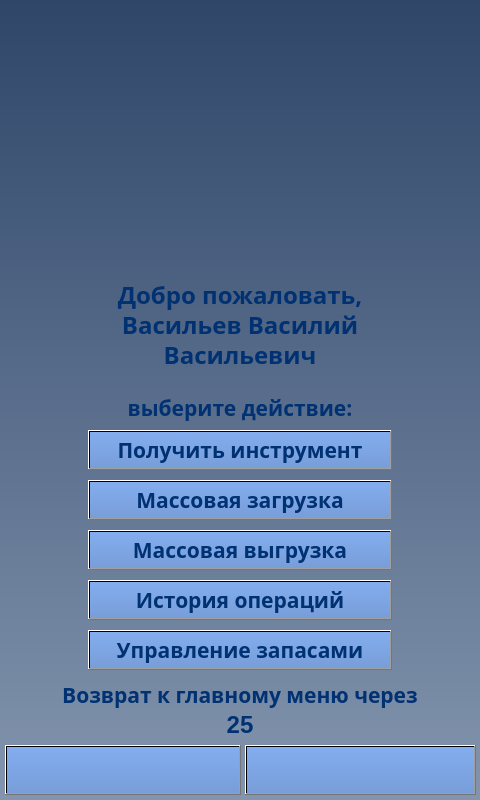
Old version of the form client/GUI/ui/screen_14_stockman.ui in the repository komrade2801/AutoSklad.
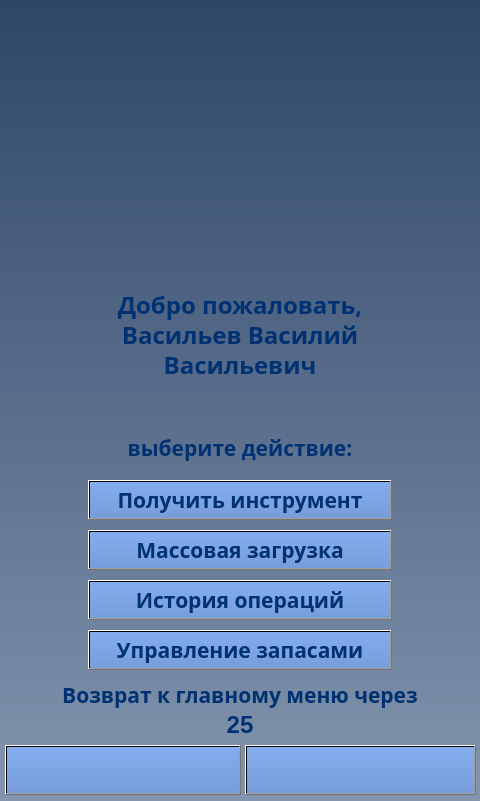
New version of the form. Icons and pictures are not drawn.

Commit message: Removed Mass Drop button

Diff of the .ui file:
```diff
--- a/client/GUI/ui/screen_14_stockman.ui
+++ b/client/GUI/ui/screen_14_stockman.ui
@@ -7,7 +7,7 @@
     <x>0</x>
     <y>0</y>
     <width>480</width>
-    <height>800</height>
+    <height>801</height>
    </rect>
   </property>
   <property name="windowTitle">
@@ -20,7 +20,7 @@
    <property name="geometry">
     <rect>
      <x>95</x>
-     <y>280</y>
+     <y>290</y>
      <width>290</width>
      <height>30</height>
     </rect>
@@ -115,6 +115,15 @@
         </gradient>
        </brush>
       </colorrole>
+      <colorrole role="PlaceholderText">
+       <brush brushstyle="NoBrush">
+        <color alpha="128">
+         <red>0</red>
+         <green>49</green>
+         <blue>114</blue>
+        </color>
+       </brush>
+      </colorrole>
      </active>
      <inactive>
       <colorrole role="WindowText">
@@ -204,6 +213,15 @@
         </gradient>
        </brush>
       </colorrole>
+      <colorrole role="PlaceholderText">
+       <brush brushstyle="NoBrush">
+        <color alpha="128">
+         <red>0</red>
+         <green>49</green>
+         <blue>114</blue>
+        </color>
+       </brush>
+      </colorrole>
      </inactive>
      <disabled>
       <colorrole role="WindowText">
@@ -293,6 +311,15 @@
         </gradient>
        </brush>
       </colorrole>
+      <colorrole role="PlaceholderText">
+       <brush brushstyle="NoBrush">
+        <color alpha="128">
+         <red>0</red>
+         <green>49</green>
+         <blue>114</blue>
+        </color>
+       </brush>
+      </colorrole>
      </disabled>
     </palette>
    </property>
@@ -319,7 +346,7 @@
    <property name="geometry">
     <rect>
      <x>95</x>
-     <y>340</y>
+     <y>350</y>
      <width>290</width>
      <height>30</height>
     </rect>
@@ -414,6 +441,15 @@
         </gradient>
        </brush>
       </colorrole>
+      <colorrole role="PlaceholderText">
+       <brush brushstyle="NoBrush">
+        <color alpha="128">
+         <red>0</red>
+         <green>49</green>
+         <blue>114</blue>
+        </color>
+       </brush>
+      </colorrole>
      </active>
      <inactive>
       <colorrole role="WindowText">
@@ -503,6 +539,15 @@
         </gradient>
        </brush>
       </colorrole>
+      <colorrole role="PlaceholderText">
+       <brush brushstyle="NoBrush">
+        <color alpha="128">
+         <red>0</red>
+         <green>49</green>
+         <blue>114</blue>
+        </color>
+       </brush>
+      </colorrole>
      </inactive>
      <disabled>
       <colorrole role="WindowText">
@@ -592,6 +637,15 @@
         </gradient>
        </brush>
       </colorrole>
+      <colorrole role="PlaceholderText">
+       <brush brushstyle="NoBrush">
+        <color alpha="128">
+         <red>0</red>
+         <green>49</green>
+         <blue>114</blue>
+        </color>
+       </brush>
+      </colorrole>
      </disabled>
     </palette>
    </property>
@@ -917,7 +971,7 @@
    <property name="geometry">
     <rect>
      <x>95</x>
-     <y>310</y>
+     <y>320</y>
      <width>290</width>
      <height>30</height>
     </rect>
@@ -1012,6 +1066,15 @@
         </gradient>
        </brush>
       </colorrole>
+      <colorrole role="PlaceholderText">
+       <brush brushstyle="NoBrush">
+        <color alpha="128">
+         <red>0</red>
+         <green>49</green>
+         <blue>114</blue>
+        </color>
+       </brush>
+      </colorrole>
      </active>
      <inactive>
       <colorrole role="WindowText">
@@ -1101,6 +1164,15 @@
         </gradient>
        </brush>
       </colorrole>
+      <colorrole role="PlaceholderText">
+       <brush brushstyle="NoBrush">
+        <color alpha="128">
+         <red>0</red>
+         <green>49</green>
+         <blue>114</blue>
+        </color>
+       </brush>
+      </colorrole>
      </inactive>
      <disabled>
       <colorrole role="WindowText">
@@ -1190,6 +1262,15 @@
         </gradient>
        </brush>
       </colorrole>
+      <colorrole role="PlaceholderText">
+       <brush brushstyle="NoBrush">
+        <color alpha="128">
+         <red>0</red>
+         <green>49</green>
+         <blue>114</blue>
+        </color>
+       </brush>
+      </colorrole>
      </disabled>
     </palette>
    </property>
@@ -1212,308 +1293,6 @@
     <set>Qt::AlignCenter</set>
    </property>
   </widget>
-  <widget class="QPushButton" name="btn_mass_drop">
-   <property name="geometry">
-    <rect>
-     <x>88</x>
-     <y>530</y>
-     <width>304</width>
-     <height>40</height>
-    </rect>
-   </property>
-   <property name="palette">
-    <palette>
-     <active>
-      <colorrole role="WindowText">
-       <brush brushstyle="SolidPattern">
-        <color alpha="255">
-         <red>0</red>
-         <green>49</green>
-         <blue>114</blue>
-        </color>
-       </brush>
-      </colorrole>
-      <colorrole role="Button">
-       <brush brushstyle="LinearGradientPattern">
-        <gradient startx="0.500000000000000" starty="0.000000000000000" endx="0.500000000000000" endy="1.000000000000000" type="LinearGradient" spread="PadSpread" coordinatemode="ObjectBoundingMode">
-         <gradientstop position="0.000000000000000">
-          <color alpha="255">
-           <red>131</red>
-           <green>173</green>
-           <blue>239</blue>
-          </color>
-         </gradientstop>
-         <gradientstop position="1.000000000000000">
-          <color alpha="255">
-           <red>120</red>
-           <green>158</green>
-           <blue>217</blue>
-          </color>
-         </gradientstop>
-        </gradient>
-       </brush>
-      </colorrole>
-      <colorrole role="Text">
-       <brush brushstyle="SolidPattern">
-        <color alpha="255">
-         <red>0</red>
-         <green>49</green>
-         <blue>114</blue>
-        </color>
-       </brush>
-      </colorrole>
-      <colorrole role="ButtonText">
-       <brush brushstyle="SolidPattern">
-        <color alpha="255">
-         <red>0</red>
-         <green>49</green>
-         <blue>114</blue>
-        </color>
-       </brush>
-      </colorrole>
-      <colorrole role="Base">
-       <brush brushstyle="LinearGradientPattern">
-        <gradient startx="0.500000000000000" starty="0.000000000000000" endx="0.500000000000000" endy="1.000000000000000" type="LinearGradient" spread="PadSpread" coordinatemode="ObjectBoundingMode">
-         <gradientstop position="0.000000000000000">
-          <color alpha="255">
-           <red>131</red>
-           <green>173</green>
-           <blue>239</blue>
-          </color>
-         </gradientstop>
-         <gradientstop position="1.000000000000000">
-          <color alpha="255">
-           <red>120</red>
-           <green>158</green>
-           <blue>217</blue>
-          </color>
-         </gradientstop>
-        </gradient>
-       </brush>
-      </colorrole>
-      <colorrole role="Window">
-       <brush brushstyle="LinearGradientPattern">
-        <gradient startx="0.500000000000000" starty="0.000000000000000" endx="0.500000000000000" endy="1.000000000000000" type="LinearGradient" spread="PadSpread" coordinatemode="ObjectBoundingMode">
-         <gradientstop position="0.000000000000000">
-          <color alpha="255">
-           <red>131</red>
-           <green>173</green>
-           <blue>239</blue>
-          </color>
-         </gradientstop>
-         <gradientstop position="1.000000000000000">
-          <color alpha="255">
-           <red>120</red>
-           <green>158</green>
-           <blue>217</blue>
-          </color>
-         </gradientstop>
-        </gradient>
-       </brush>
-      </colorrole>
-     </active>
-     <inactive>
-      <colorrole role="WindowText">
-       <brush brushstyle="SolidPattern">
-        <color alpha="255">
-         <red>0</red>
-         <green>49</green>
-         <blue>114</blue>
-        </color>
-       </brush>
-      </colorrole>
-      <colorrole role="Button">
-       <brush brushstyle="LinearGradientPattern">
-        <gradient startx="0.500000000000000" starty="0.000000000000000" endx="0.500000000000000" endy="1.000000000000000" type="LinearGradient" spread="PadSpread" coordinatemode="ObjectBoundingMode">
-         <gradientstop position="0.000000000000000">
-          <color alpha="255">
-           <red>131</red>
-           <green>173</green>
-           <blue>239</blue>
-          </color>
-         </gradientstop>
-         <gradientstop position="1.000000000000000">
-          <color alpha="255">
-           <red>120</red>
-           <green>158</green>
-           <blue>217</blue>
-          </color>
-         </gradientstop>
-        </gradient>
-       </brush>
-      </colorrole>
-      <colorrole role="Text">
-       <brush brushstyle="SolidPattern">
-        <color alpha="255">
-         <red>0</red>
-         <green>49</green>
-         <blue>114</blue>
-        </color>
-       </brush>
-      </colorrole>
-      <colorrole role="ButtonText">
-       <brush brushstyle="SolidPattern">
-        <color alpha="255">
-         <red>0</red>
-         <green>49</green>
-         <blue>114</blue>
-        </color>
-       </brush>
-      </colorrole>
-      <colorrole role="Base">
-       <brush brushstyle="LinearGradientPattern">
-        <gradient startx="0.500000000000000" starty="0.000000000000000" endx="0.500000000000000" endy="1.000000000000000" type="LinearGradient" spread="PadSpread" coordinatemode="ObjectBoundingMode">
-         <gradientstop position="0.000000000000000">
-          <color alpha="255">
-           <red>131</red>
-           <green>173</green>
-           <blue>239</blue>
-          </color>
-         </gradientstop>
-         <gradientstop position="1.000000000000000">
-          <color alpha="255">
-           <red>120</red>
-           <green>158</green>
-           <blue>217</blue>
-          </color>
-         </gradientstop>
-        </gradient>
-       </brush>
-      </colorrole>
-      <colorrole role="Window">
-       <brush brushstyle="LinearGradientPattern">
-        <gradient startx="0.500000000000000" starty="0.000000000000000" endx="0.500000000000000" endy="1.000000000000000" type="LinearGradient" spread="PadSpread" coordinatemode="ObjectBoundingMode">
-         <gradientstop position="0.000000000000000">
-          <color alpha="255">
-           <red>131</red>
-           <green>173</green>
-           <blue>239</blue>
-          </color>
-         </gradientstop>
-         <gradientstop position="1.000000000000000">
-          <color alpha="255">
-           <red>120</red>
-           <green>158</green>
-           <blue>217</blue>
-          </color>
-         </gradientstop>
-        </gradient>
-       </brush>
-      </colorrole>
-     </inactive>
-     <disabled>
-      <colorrole role="WindowText">
-       <brush brushstyle="SolidPattern">
-        <color alpha="255">
-         <red>0</red>
-         <green>49</green>
-         <blue>114</blue>
-        </color>
-       </brush>
-      </colorrole>
-      <colorrole role="Button">
-       <brush brushstyle="LinearGradientPattern">
-        <gradient startx="0.500000000000000" starty="0.000000000000000" endx="0.500000000000000" endy="1.000000000000000" type="LinearGradient" spread="PadSpread" coordinatemode="ObjectBoundingMode">
-         <gradientstop position="0.000000000000000">
-          <color alpha="255">
-           <red>131</red>
-           <green>173</green>
-           <blue>239</blue>
-          </color>
-         </gradientstop>
-         <gradientstop position="1.000000000000000">
-          <color alpha="255">
-           <red>120</red>
-           <green>158</green>
-           <blue>217</blue>
-          </color>
-         </gradientstop>
-        </gradient>
-       </brush>
-      </colorrole>
-      <colorrole role="Text">
-       <brush brushstyle="SolidPattern">
-        <color alpha="255">
-         <red>0</red>
-         <green>49</green>
-         <blue>114</blue>
-        </color>
-       </brush>
-      </colorrole>
-      <colorrole role="ButtonText">
-       <brush brushstyle="SolidPattern">
-        <color alpha="255">
-         <red>0</red>
-         <green>49</green>
-         <blue>114</blue>
-        </color>
-       </brush>
-      </colorrole>
-      <colorrole role="Base">
-       <brush brushstyle="LinearGradientPattern">
-        <gradient startx="0.500000000000000" starty="0.000000000000000" endx="0.500000000000000" endy="1.000000000000000" type="LinearGradient" spread="PadSpread" coordinatemode="ObjectBoundingMode">
-         <gradientstop position="0.000000000000000">
-          <color alpha="255">
-           <red>131</red>
-           <green>173</green>
-           <blue>239</blue>
-          </color>
-         </gradientstop>
-         <gradientstop position="1.000000000000000">
-          <color alpha="255">
-           <red>120</red>
-           <green>158</green>
-           <blue>217</blue>
-          </color>
-         </gradientstop>
-        </gradient>
-       </brush>
-      </colorrole>
-      <colorrole role="Window">
-       <brush brushstyle="LinearGradientPattern">
-        <gradient startx="0.500000000000000" starty="0.000000000000000" endx="0.500000000000000" endy="1.000000000000000" type="LinearGradient" spread="PadSpread" coordinatemode="ObjectBoundingMode">
-         <gradientstop position="0.000000000000000">
-          <color alpha="255">
-           <red>131</red>
-           <green>173</green>
-           <blue>239</blue>
-          </color>
-         </gradientstop>
-         <gradientstop position="1.000000000000000">
-          <color alpha="255">
-           <red>120</red>
-           <green>158</green>
-           <blue>217</blue>
-          </color>
-         </gradientstop>
-        </gradient>
-       </brush>
-      </colorrole>
-     </disabled>
-    </palette>
-   </property>
-   <property name="font">
-    <font>
-     <family>Arial Black</family>
-     <pointsize>16</pointsize>
-     <weight>75</weight>
-     <bold>true</bold>
-    </font>
-   </property>
-   <property name="contextMenuPolicy">
-    <enum>Qt::DefaultContextMenu</enum>
-   </property>
-   <property name="layoutDirection">
-    <enum>Qt::LeftToRight</enum>
-   </property>
-   <property name="styleSheet">
-    <string notr="true">background-color: qlineargradient(spread:pad, x1:0.5, y1:0, x2:0.5, y2:1, stop:0 rgba(131, 173, 239, 255), stop:1 rgba(120, 158, 217, 255));
-color: rgb(0, 49, 114);</string>
-   </property>
-   <property name="text">
-    <string>Массовая выгрузка</string>
-   </property>
-  </widget>
   <widget class="QLabel" name="lbl_timeout_back">
    <property name="geometry">
     <rect>
@@ -2420,7 +2199,7 @@
    <property name="geometry">
     <rect>
      <x>32</x>
-     <y>390</y>
+     <y>430</y>
      <width>416</width>
      <height>36</height>
     </rect>
@@ -2515,6 +2294,15 @@
         </gradient>
        </brush>
       </colorrole>
+      <colorrole role="PlaceholderText">
+       <brush brushstyle="NoBrush">
+        <color alpha="128">
+         <red>0</red>
+         <green>49</green>
+         <blue>114</blue>
+        </color>
+       </brush>
+      </colorrole>
      </active>
      <inactive>
       <colorrole role="WindowText">
@@ -2604,6 +2392,15 @@
         </gradient>
        </brush>
       </colorrole>
+      <colorrole role="PlaceholderText">
+       <brush brushstyle="NoBrush">
+        <color alpha="128">
+         <red>0</red>
+         <green>49</green>
+         <blue>114</blue>
+        </color>
+       </brush>
+      </colorrole>
      </inactive>
      <disabled>
       <colorrole role="WindowText">
@@ -2693,6 +2490,15 @@
         </gradient>
        </brush>
       </colorrole>
+      <colorrole role="PlaceholderText">
+       <brush brushstyle="NoBrush">
+        <color alpha="128">
+         <red>0</red>
+         <green>49</green>
+         <blue>114</blue>
+        </color>
+       </brush>
+      </colorrole>
      </disabled>
     </palette>
    </property>
@@ -2719,7 +2525,7 @@
    <property name="geometry">
     <rect>
      <x>88</x>
-     <y>480</y>
+     <y>530</y>
      <width>304</width>
      <height>40</height>
     </rect>
@@ -2814,6 +2620,15 @@
         </gradient>
        </brush>
       </colorrole>
+      <colorrole role="PlaceholderText">
+       <brush brushstyle="NoBrush">
+        <color alpha="128">
+         <red>0</red>
+         <green>49</green>
+         <blue>114</blue>
+        </color>
+       </brush>
+      </colorrole>
      </active>
      <inactive>
       <colorrole role="WindowText">
@@ -2903,6 +2718,15 @@
         </gradient>
        </brush>
       </colorrole>
+      <colorrole role="PlaceholderText">
+       <brush brushstyle="NoBrush">
+        <color alpha="128">
+         <red>0</red>
+         <green>49</green>
+         <blue>114</blue>
+        </color>
+       </brush>
+      </colorrole>
      </inactive>
      <disabled>
       <colorrole role="WindowText">
@@ -2992,6 +2816,15 @@
         </gradient>
        </brush>
       </colorrole>
+      <colorrole role="PlaceholderText">
+       <brush brushstyle="NoBrush">
+        <color alpha="128">
+         <red>0</red>
+         <green>49</green>
+         <blue>114</blue>
+        </color>
+       </brush>
+      </colorrole>
      </disabled>
     </palette>
    </property>
@@ -3021,7 +2854,7 @@
    <property name="geometry">
     <rect>
      <x>88</x>
-     <y>430</y>
+     <y>480</y>
      <width>304</width>
      <height>40</height>
     </rect>
@@ -3116,6 +2949,15 @@
         </gradient>
        </brush>
       </colorrole>
+      <colorrole role="PlaceholderText">
+       <brush brushstyle="NoBrush">
+        <color alpha="128">
+         <red>0</red>
+         <green>49</green>
+         <blue>114</blue>
+        </color>
+       </brush>
+      </colorrole>
      </active>
      <inactive>
       <colorrole role="WindowText">
@@ -3205,6 +3047,15 @@
         </gradient>
        </brush>
       </colorrole>
+      <colorrole role="PlaceholderText">
+       <brush brushstyle="NoBrush">
+        <color alpha="128">
+         <red>0</red>
+         <green>49</green>
+         <blue>114</blue>
+        </color>
+       </brush>
+      </colorrole>
      </inactive>
      <disabled>
       <colorrole role="WindowText">
@@ -3294,6 +3145,15 @@
         </gradient>
        </brush>
       </colorrole>
+      <colorrole role="PlaceholderText">
+       <brush brushstyle="NoBrush">
+        <color alpha="128">
+         <red>0</red>
+         <green>49</green>
+         <blue>114</blue>
+        </color>
+       </brush>
+      </colorrole>
      </disabled>
     </palette>
    </property>
```
Left out of the diff: 182 changed lines with no effect on the pictures. The commit also changes 2 other files.
